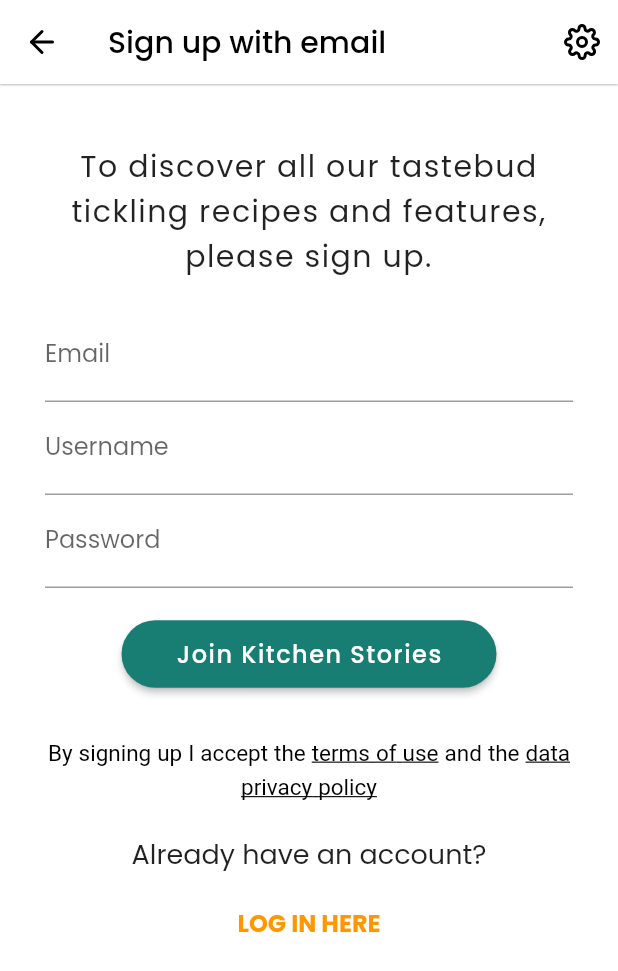
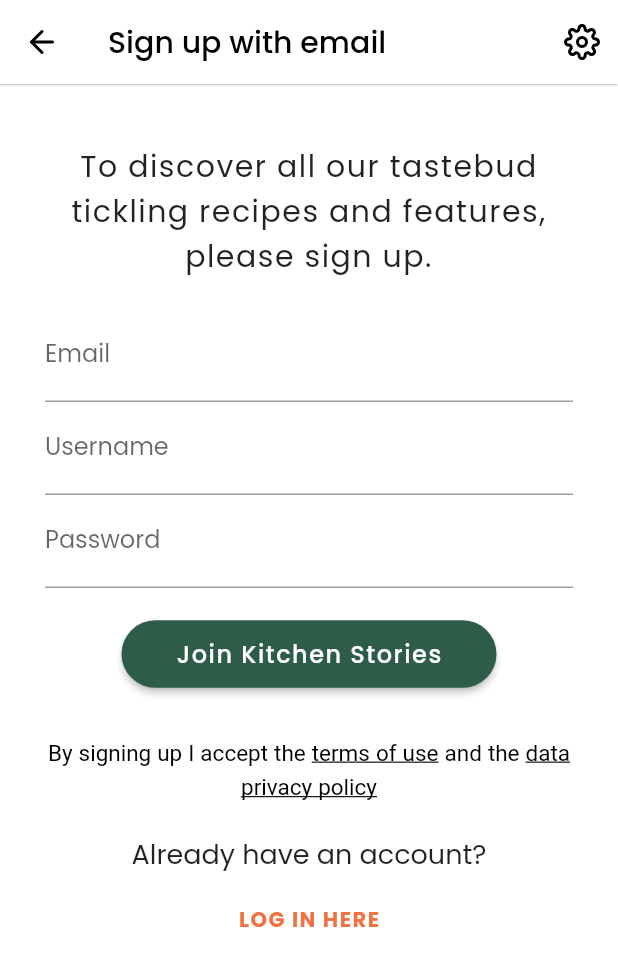
Before and after one commit to metatony/kitchen-stories-ui, a Flutter app: the screen it shows after launch, item 5 of the bottom bar chosen, after a tap on "Sign up with email", on a phone screen of 412 x 824 dp. Shown: the top 971 px of the screen. Run offline on Flutter 3.47's test engine with Material 2 defaults, Android fonts, the phone set to English and light mode, and no system bars; our stand-ins replace flutter_feather_icons, gap, google_fonts; network calls fail; project files that could hold a hidden picture were left out.

Commit message:
created constants

```diff
--- /dev/null
+++ b/lib/constants.dart
@@ -0,0 +1,5 @@
+import 'package:flutter/animation.dart';
+
+const blueButtonColor = Color(0xff425993);
+const greenButtonColor = Color(0xff2D5C48);
+const orangeColor = Color(0xffEF7240);
--- a/lib/main.dart
+++ b/lib/main.dart
@@ -11,7 +11,6 @@
 import 'package:flutter/material.dart';
 import 'package:google_fonts/google_fonts.dart';
 
-
 void main() {
   runApp(const Kitchen());
 }
@@ -21,9 +20,8 @@
 
   @override
   Widget build(BuildContext context) {
-    return  MaterialApp(
-      theme: ThemeData( fontFamily: GoogleFonts.poppins().fontFamily),
-
+    return MaterialApp(
+      theme: ThemeData(fontFamily: GoogleFonts.poppins().fontFamily),
       debugShowCheckedModeBanner: false,
       home: Splash(),
     );
--- a/lib/screens/email_sign.dart
+++ b/lib/screens/email_sign.dart
@@ -1,5 +1,6 @@
 import 'package:flutter/material.dart';
 import 'package:flutter_feather_icons/flutter_feather_icons.dart';
+import 'package:kitchen_stories/constants.dart';
 import 'package:kitchen_stories/screens/profile_account.dart';
 
 class EmailPage extends StatelessWidget {
@@ -89,7 +90,7 @@
                 elevation: 2,
                 shape: RoundedRectangleBorder(
                     borderRadius: BorderRadius.circular(25)),
-                color: const Color.fromARGB(255, 24, 126, 116),
+                color: greenButtonColor,
                 onPressed: () {
                   Navigator.push(context,
                       MaterialPageRoute(builder: (BuildContext context) {
@@ -143,9 +144,10 @@
               const Text(
                 'LOG IN HERE',
                 style: TextStyle(
-                    fontSize: 16,
+                    fontSize: 14,
+                    letterSpacing: 1,
                     fontWeight: FontWeight.bold,
-                    color: Colors.orange),
+                    color: orangeColor),
               ),
             ],
           ),
--- a/lib/screens/signup.dart
+++ b/lib/screens/signup.dart
@@ -1,6 +1,10 @@
 import 'package:flutter/material.dart';
 import 'package:flutter_feather_icons/flutter_feather_icons.dart';
+import 'package:kitchen_stories/constants.dart';
 import 'package:kitchen_stories/widgets/sign_up_buttons.dart';
+
+
+
 
 class SignUp extends StatelessWidget {
   const SignUp({super.key});
@@ -97,7 +101,8 @@
                 style: TextStyle(
                     fontSize: 16,
                     fontWeight: FontWeight.bold,
-                    color: Colors.orange),
+                    color: orangeColor,
+              ),
               ),
             ],
           ),
--- a/lib/screens/splash.dart
+++ b/lib/screens/splash.dart
@@ -1,6 +1,5 @@
 import 'package:flutter/material.dart';
 import 'package:kitchen_stories/screens/bottombar.dart';
-import 'package:kitchen_stories/screens/home.dart';
 
 class Splash extends StatefulWidget {
   const Splash({super.key});
--- a/lib/tabbar_pages.dart/tab_bar_page.dart
+++ b/lib/tabbar_pages.dart/tab_bar_page.dart
@@ -1,4 +1,5 @@
 import 'package:flutter/material.dart';
+import 'package:kitchen_stories/constants.dart';
 import 'package:kitchen_stories/tabbar_pages.dart/tabpage_1.dart';
 import 'package:kitchen_stories/tabbar_pages.dart/tabpage_2.dart';
 import 'package:kitchen_stories/tabbar_pages.dart/tabpage_3.dart';
@@ -17,8 +18,8 @@
           child: TabBar(
             isScrollable: true,
             labelStyle: TextStyle(fontWeight: FontWeight.w500),
-            indicatorColor: Colors.orange,
-            labelColor: Colors.orange,
+            indicatorColor: orangeColor,
+            labelColor: orangeColor,
             unselectedLabelColor: Colors.grey,
             tabs: [
               Tab(
--- a/lib/widgets/profile_icon_container.dart
+++ b/lib/widgets/profile_icon_container.dart
@@ -1,4 +1,5 @@
 import 'package:flutter/material.dart';
+import 'package:kitchen_stories/constants.dart';
 
 class ProfileIcon extends StatelessWidget {
   const ProfileIcon({
@@ -14,7 +15,7 @@
           width: 125,
           height: 130,
           decoration: BoxDecoration(
-            color: Colors.orange,
+            color: Color(0xffF7D047),
             borderRadius: BorderRadius.circular(10),
           ),
           child: const Center(
@@ -51,7 +52,7 @@
               onPressed: () {},
               shape: RoundedRectangleBorder(
                 borderRadius: BorderRadius.circular(15),
-                side: const BorderSide(color: Colors.teal, width: 2),
+                side: const BorderSide(color: greenButtonColor, width: 2),
               ),
               color: Colors.white,
               child: const Text('Edit Profile'),
--- a/lib/widgets/sign_up_buttons.dart
+++ b/lib/widgets/sign_up_buttons.dart
@@ -1,5 +1,6 @@
 import 'package:flutter/material.dart';
 import 'package:flutter_feather_icons/flutter_feather_icons.dart';
+import 'package:kitchen_stories/constants.dart';
 import 'package:kitchen_stories/screens/email_sign.dart';
 
 class SignUpButtons extends StatelessWidget {
@@ -37,7 +38,7 @@
         MaterialButton(
           elevation: 1,
           height: 50,
-          color: const Color.fromARGB(255, 24, 110, 180),
+          color: blueButtonColor,
           shape:
               RoundedRectangleBorder(borderRadius: BorderRadius.circular(25)),
           child: Row(
@@ -62,7 +63,7 @@
         MaterialButton(
           elevation: 1,
           height: 50,
-          color: const Color.fromARGB(255, 24, 126, 116),
+          color: greenButtonColor,
           shape:
               RoundedRectangleBorder(borderRadius: BorderRadius.circular(25)),
           child: Row(
```
Also changed, not shown: lib/screens/profile_account.dart (+1 -6 lines).
